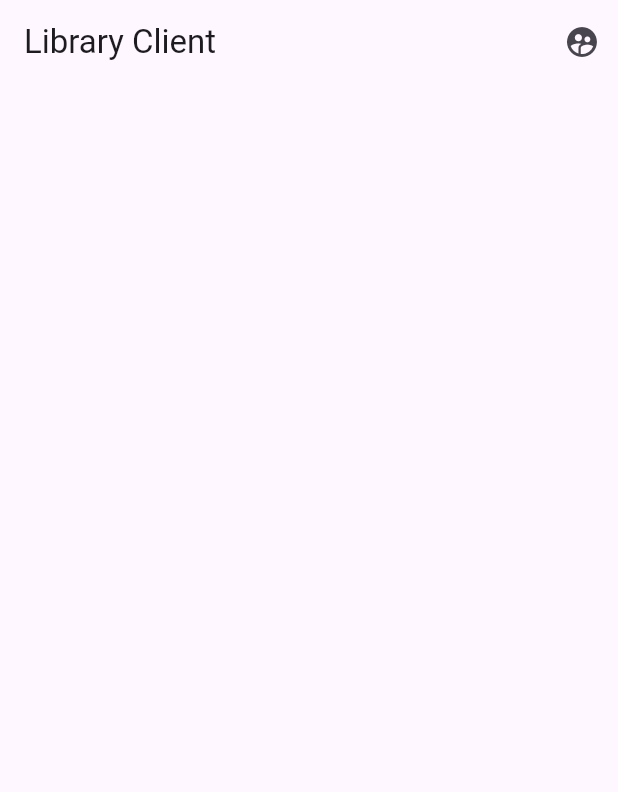
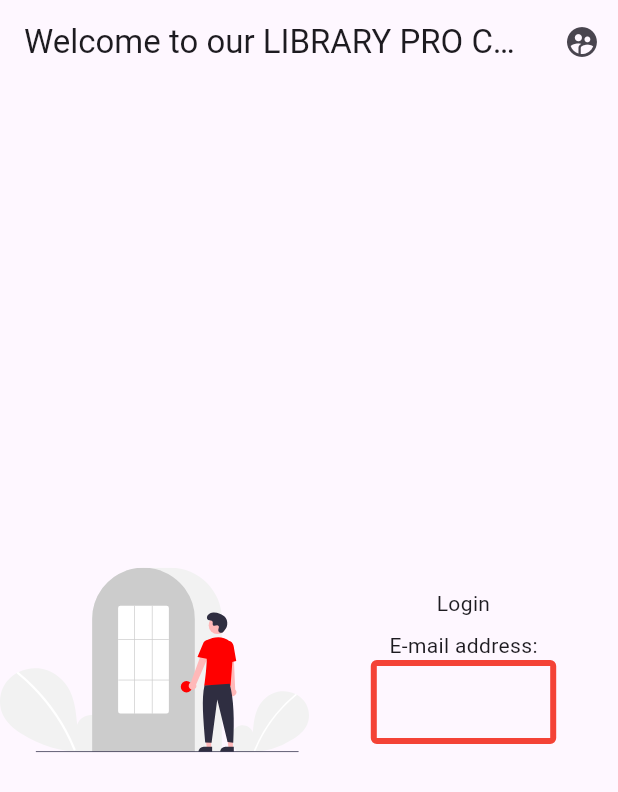
Before and after one commit to xmooncake/library-client, a Flutter app: the screen it shows after launch, on a phone screen of 412 x 824 dp. Shown: the top 792 px of the screen. Run offline on Flutter 3.47's test engine with Material 3 defaults, Android fonts, the light colour scheme and no system bars; our stand-ins replace bloc, flutter_svg.

Commit message:
login class

```diff
--- a/lib/bootstrap.dart
+++ b/lib/bootstrap.dart
@@ -21,9 +21,9 @@ class AppBlocObserver extends BlocObserver {
 }
 
 Future<void> bootstrap(FutureOr<Widget> Function() builder) async {
-  FlutterError.onError = (details) {
-    log(details.exceptionAsString(), stackTrace: details.stack);
-  };
+  // FlutterError.onError = (details) {
+  //   log(details.exceptionAsString(), stackTrace: details.stack);
+  // };
 
   Bloc.observer = const AppBlocObserver();
 
--- a/lib/features/app/app.dart
+++ b/lib/features/app/app.dart
@@ -1,6 +1,7 @@
 import 'package:flutter/material.dart';
 
 import 'package:library_client/features/dashboard/dashboard.screen.dart';
+import 'package:library_client/features/login/login.screen.dart';
 
 //
 class App extends StatelessWidget {
@@ -9,7 +10,7 @@ class App extends StatelessWidget {
   @override
   Widget build(BuildContext context) {
     return const MaterialApp(
-      home: DashboardScreen(),
+      home: LoginScreen(),
       // home: const CounterPage(),
     );
   }
--- /dev/null
+++ b/lib/features/login/login.screen.dart
@@ -0,0 +1,60 @@
+import 'package:flutter/material.dart';
+import 'package:flutter_svg/flutter_svg.dart';
+
+class LoginScreen extends StatelessWidget {
+  const LoginScreen({super.key});
+
+  @override
+  Widget build(BuildContext context) {
+    final size = MediaQuery.of(context).size;
+
+    return Scaffold(
+      appBar: AppBar(
+        centerTitle: true,
+        title: const Text('Welcome to our LIBRARY PRO CLIENT '),
+        actions: [
+          IconButton(
+            onPressed: () {},
+            icon: const Icon(Icons.supervised_user_circle),
+          ),
+        ],
+      ),
+      body: SafeArea(
+        child: Row(
+          children: [
+            Expanded(child: SvgPicture.asset("assets/login.svg")),
+            SizedBox(
+              width: size.width * 0.5,
+              child: Column(
+                mainAxisAlignment: MainAxisAlignment.center,
+                children: [
+                  const Padding(
+                    padding: EdgeInsets.all(8.0),
+                    child: Text(
+                      "Login",
+                      textAlign: TextAlign.center,
+                    ),
+                  ),
+                  const Text("E-mail address:"),
+                  SizedBox(
+                    width: size.width * 0.3,
+                    child: const TextField(
+                      decoration: InputDecoration(
+                        enabledBorder: OutlineInputBorder(
+                          borderSide: BorderSide(
+                            width: 4,
+                            color: Colors.red,
+                          ),
+                        ),
+                      ),
+                    ),
+                  ),
+                ],
+              ),
+            ),
+          ],
+        ),
+      ),
+    );
+  }
+}
--- a/pubspec.yaml
+++ b/pubspec.yaml
@@ -11,7 +11,7 @@ dependencies:
   flutter:
     sdk: flutter
   flutter_bloc: ^8.1.3
-
+  flutter_svg: ^2.0.9
   intl: ^0.18.0
 
 dev_dependencies:
@@ -24,3 +24,5 @@ dev_dependencies:
 flutter:
   uses-material-design: true
   generate: true
+  assets:
+    - assets/
```
Also changed, not shown: lib/features/login/components/login_textfield.dart (added, +31 -0 lines), assets/login.svg (added), pubspec.lock.
